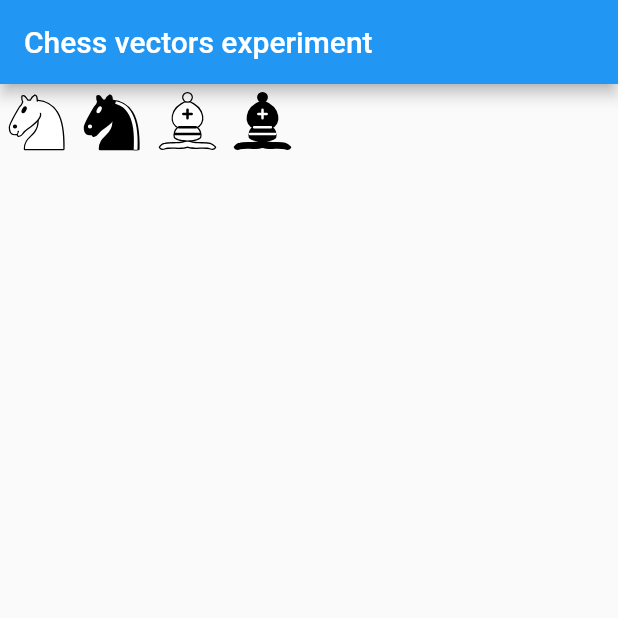
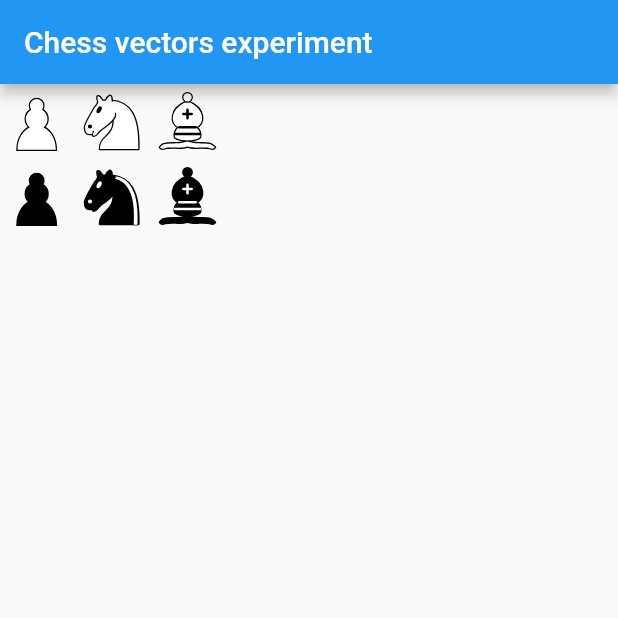
Before and after one commit to loloof64/chess_vectors_experiment, a Flutter app: the screen it shows after launch, on a phone screen of 412 x 824 dp, the top half of it. Run offline on Flutter 3.47's test engine with Material 2 defaults, Android fonts, the phone set to English and light mode, and no system bars; our stand-ins replace tuple.

Commit message:
Added WhitePawn and BlackPawn.

```diff
--- a/lib/chess_vectors.dart
+++ b/lib/chess_vectors.dart
@@ -1,5 +1,55 @@
 import 'package:chess_vectors_experiment/vector_image.dart';
 import 'package:flutter/material.dart';
+
+class WhitePawn extends BaseVector {
+  WhitePawn({Offset position = Offset.zero, double size = 45.0})
+      : super(
+            drawingZone: position & Size.square(size),
+            baseImageSize: 45.0,
+            painter:
+                VectorImagePainter(vectorDefinition: <VectorDrawableElement>[
+              VectorImagePathDefinition(
+                  path:
+                      "M 22,9 C 19.79,9 18,10.79 18,13 C 18,13.89 18.29,14.71 18.78,15.38"
+                      " C 16.83,16.5 15.5,18.59 15.5,21 C 15.5,23.03 16.44,24.84 17.91,26.03"
+                      " C 14.91,27.09 10.5,31.58 10.5,39.5 L 33.5,39.5 C 33.5,31.58 29.09,"
+                      "27.09 26.09,26.03 C 27.56,24.84 28.5,23.03 28.5,21 C 28.5,18.59"
+                      " 27.17,16.5 25.22,15.38 C 25.71,14.71 26,13.89 26,13 C 26,10.79"
+                      " 24.21,9 22,9 z ",
+                  drawingParameters: DrawingParameters(
+                      fillColor: Colors.white,
+                      strokeColor: Colors.black,
+                      strokeWidth: 1.5,
+                      strokeLineCap: StrokeCap.round,
+                      strokeLineJoin: StrokeJoin.miter,
+                      strokeLineMiterLimit: 4.0))
+            ]));
+}
+
+class BlackPawn extends BaseVector {
+  BlackPawn({Offset position = Offset.zero, double size = 45.0})
+      : super(
+            drawingZone: position & Size.square(size),
+            baseImageSize: 45.0,
+            painter:
+                VectorImagePainter(vectorDefinition: <VectorDrawableElement>[
+              VectorImagePathDefinition(
+                  path:
+                      "M 22,9 C 19.79,9 18,10.79 18,13 C 18,13.89 18.29,14.71 18.78,15.38"
+                      " C 16.83,16.5 15.5,18.59 15.5,21 C 15.5,23.03 16.44,24.84 17.91,26.03"
+                      " C 14.91,27.09 10.5,31.58 10.5,39.5 L 33.5,39.5 C 33.5,31.58 29.09,"
+                      "27.09 26.09,26.03 C 27.56,24.84 28.5,23.03 28.5,21 C 28.5,18.59"
+                      " 27.17,16.5 25.22,15.38 C 25.71,14.71 26,13.89 26,13 C 26,10.79"
+                      " 24.21,9 22,9 z ",
+                  drawingParameters: DrawingParameters(
+                      fillColor: Colors.black,
+                      strokeColor: Colors.black,
+                      strokeWidth: 1.5,
+                      strokeLineCap: StrokeCap.round,
+                      strokeLineJoin: StrokeJoin.miter,
+                      strokeLineMiterLimit: 4.0))
+            ]));
+}
 
 class WhiteKnight extends BaseVector {
   WhiteKnight({Offset position = Offset.zero, double size = 45.0})
--- a/lib/main.dart
+++ b/lib/main.dart
@@ -28,10 +28,12 @@ class MyHomePage extends StatelessWidget {
         ),
         body: Row(
           children: <Widget>[
-            WhiteKnight(position: Offset.zero, size: 50.0),
-            BlackKnight(position: Offset(50.0, 0.0), size: 50.0),
+            WhitePawn(position: Offset.zero, size: 50.0),
+            BlackPawn(position: Offset(0.0, 50.0), size: 50.0),
+            WhiteKnight(position: Offset(50.0, 0.0), size: 50.0),
+            BlackKnight(position: Offset(50.0, 50.0), size: 50.0),
             WhiteBishop(position: Offset(100.0, 0.0), size: 50.0),
-            BlackBishop(position: Offset(150.0, 0.0), size: 50.0)
+            BlackBishop(position: Offset(100.0, 50.0), size: 50.0)
           ],
         ));
   }
```
Also changed, not shown: 1 other file.
